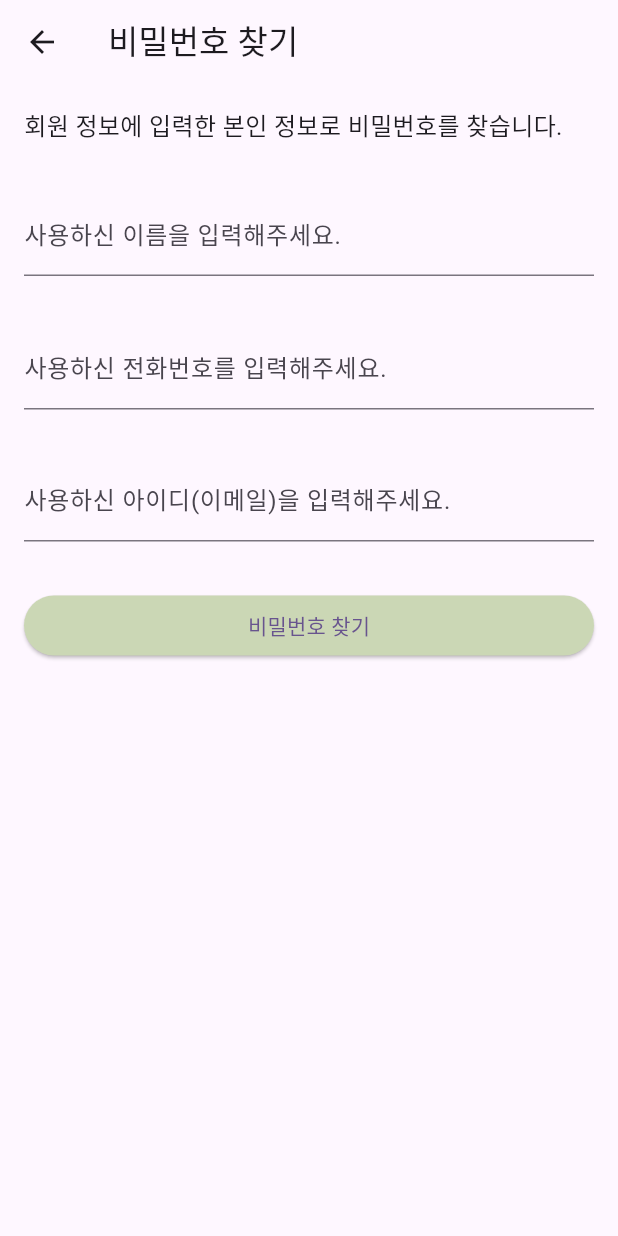
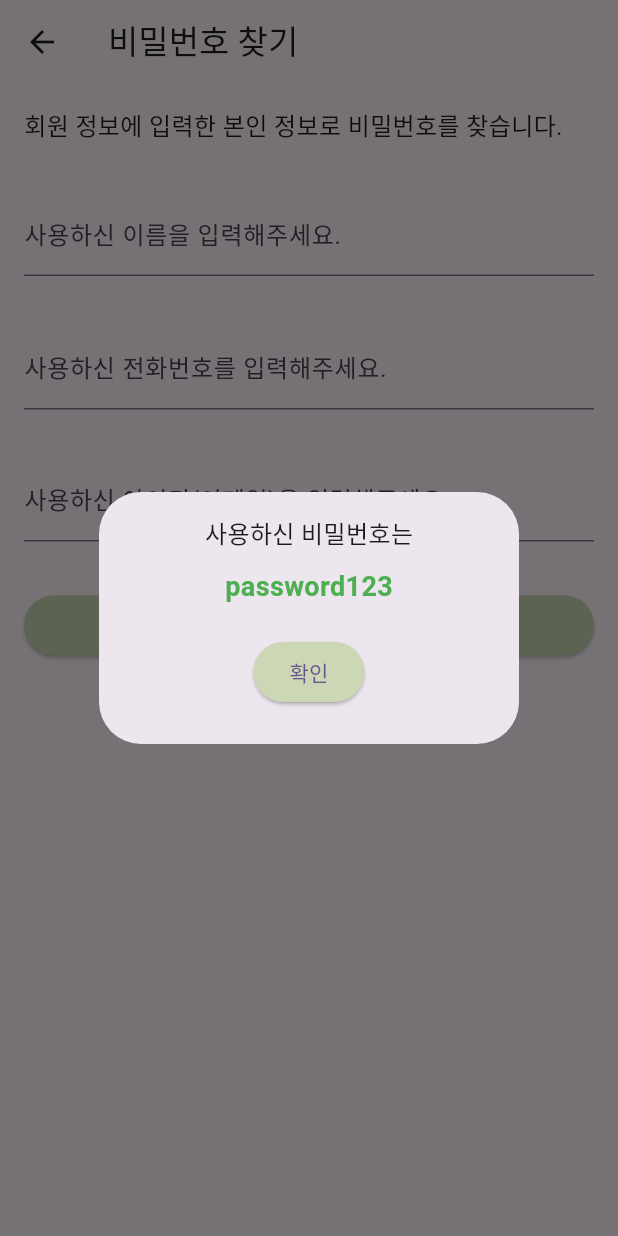
Before and after one commit to hagyeom/flutter_application_1, a Flutter app: the FindPasswordScreen screen opened directly, after a tap on "비밀번호 찾기", on a phone screen of 412 x 824 dp. Run offline on Flutter 3.47's test engine with Material 3 defaults, Android fonts, the phone set to English and light mode, and no system bars.

```diff
--- a/lib/golf_score_app/screens/find_password_screen.dart
+++ b/lib/golf_score_app/screens/find_password_screen.dart
@@ -1,12 +1,60 @@
 /*
+작성자: 윤하겸
 작성일: 2024-05-24
-작성일: 윤하겸
 */
 // 비밀번호 찾기
+// 비밀번호 찾기 버튼을 눌렀을 때 팝업 창을 띄우고
+// 팝업 창을 닫을 수 있도록 구현
+// 팝업 창을 닫은 후 로그인 화면 (login_screen.dart)으로 돌아감
 import 'package:flutter/material.dart';
+import 'package:flutter_application_1/golf_score_app/screens/login_screen.dart';
 
 class FindPasswordScreen extends StatelessWidget {
   const FindPasswordScreen({super.key});
+
+  void _showPasswordDialog(BuildContext context, String password) {
+    showDialog(
+      context: context,
+      builder: (BuildContext context) {
+        return AlertDialog(
+          content: Column(
+            mainAxisSize: MainAxisSize.min,
+            children: [
+              const Text(
+                '사용하신 비밀번호는',
+                style: TextStyle(fontSize: 16),
+              ),
+              const SizedBox(height: 10),
+              Text(
+                password,
+                style: const TextStyle(
+                  fontSize: 18,
+                  fontWeight: FontWeight.bold,
+                  color: Colors.green,
+                ),
+              ),
+              const SizedBox(height: 20),
+              ElevatedButton(
+                onPressed: () {
+                  Navigator.of(context).pop();
+                  Navigator.pushReplacement(
+                    context,
+                    MaterialPageRoute(
+                      builder: (context) => const LoginScreen(),
+                    ),
+                  );
+                },
+                style: ElevatedButton.styleFrom(
+                  backgroundColor: const Color(0xFFCBD7B5),
+                ),
+                child: const Text('확인'),
+              ),
+            ],
+          ),
+        );
+      },
+    );
+  }
 
   @override
   Widget build(BuildContext context) {
@@ -53,7 +101,9 @@ class FindPasswordScreen extends StatelessWidget {
             padding: const EdgeInsets.all(16.0),
             child: ElevatedButton(
               onPressed: () {
-                // 비밀번호 찾기 로직 구현
+                // 예시: 실제로는 서버와 통신하여 비밀번호를 가져와야 합니다.
+                String password = "password123";
+                _showPasswordDialog(context, password);
               },
               style: ElevatedButton.styleFrom(
                 backgroundColor: const Color(0xFFCBD7B5),
--- a/lib/golf_score_app/screens/login_screen.dart
+++ b/lib/golf_score_app/screens/login_screen.dart
@@ -3,6 +3,7 @@
 작성일: 2024-05-21
 */
 // 로그인 페이지
+// login_screen.dart
 import 'package:flutter/material.dart';
 import 'find_id_screen.dart';
 import 'sign_up_screen.dart'; // SignUpScreen을 import
--- a/lib/golf_score_app/screens/sign_up_detail_screen.dart
+++ b/lib/golf_score_app/screens/sign_up_detail_screen.dart
@@ -4,6 +4,7 @@
 */
 // 회원가입 2
 // 회원가입 1에서 모두 동의를 누른 뒤 다음 버튼을 누르면 넘어가는 페이지
+// sign_up_detail_screen.dart
 import 'package:flutter/material.dart';
 import 'sign_up_email_screen.dart';
 
--- a/lib/golf_score_app/screens/sign_up_email_screen.dart
+++ b/lib/golf_score_app/screens/sign_up_email_screen.dart
@@ -4,6 +4,7 @@
 */
 // 회원가입 3
 // 회원가입 2에서 이름과 전화번호를 입력받은 후, 다음 버튼을 누르면 넘어가는 페이지
+// sign_up_email_screen.dart
 import 'package:flutter/material.dart';
 import 'sign_up_password_screen.dart'; // Import the new screen
 
--- a/lib/golf_score_app/screens/sign_up_password_screen.dart
+++ b/lib/golf_score_app/screens/sign_up_password_screen.dart
@@ -4,6 +4,7 @@
 */
 // 회원가입 4
 // 로그인에 사용할 비밀번호를 입력받는 회원가입 진행 페이지
+// sign_up_password_screen.dart
 import 'package:flutter/material.dart';
 import 'sign_up_complete_screen.dart'; // Import the sign up complete screen
 
```
Also changed, not shown: lib/golf_score_app/models/user.dart (added, +19 -0 lines), lib/golf_score_app/models/user_repository.dart (added, +25 -0 lines).
